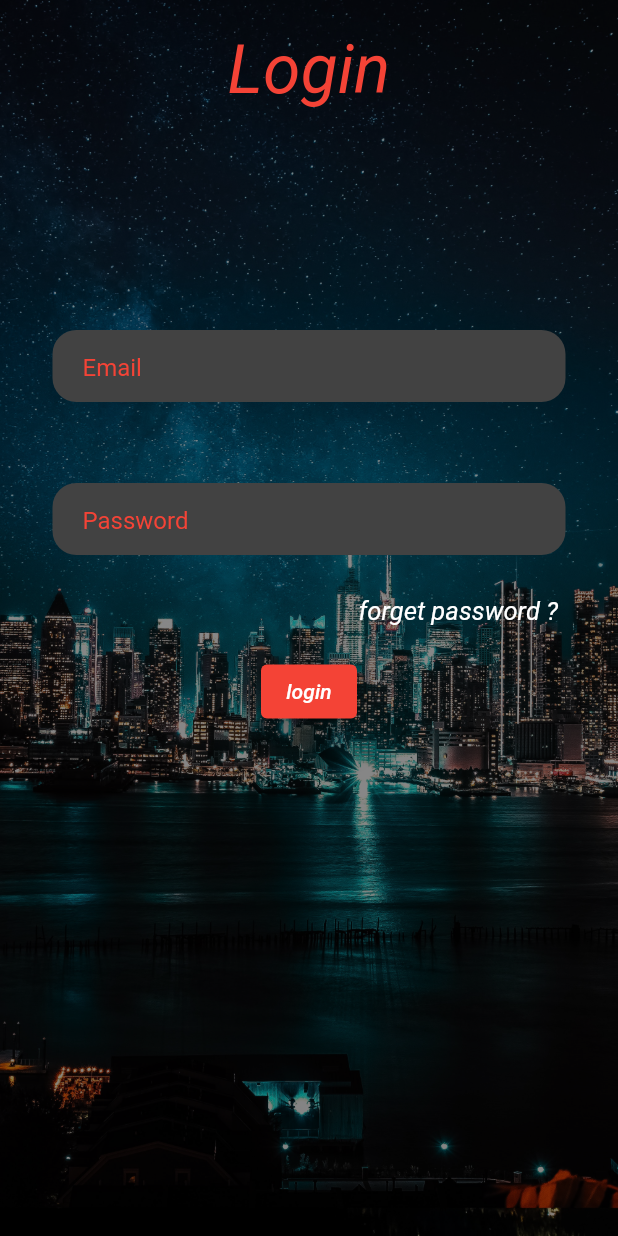
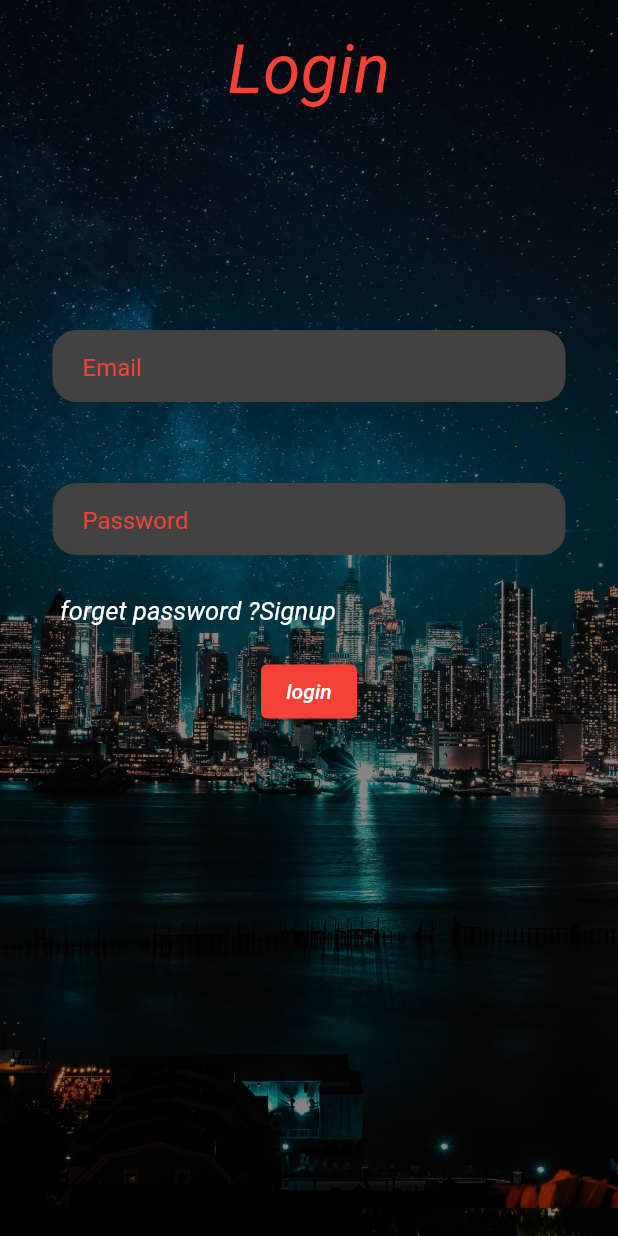
Before and after one commit to MohammadKherYadj/Flutter-Shop, a Flutter app: the Login screen opened by its route, on a phone screen of 412 x 824 dp. Run offline on Flutter 3.47's test engine with Material 2 defaults, Android fonts, the phone set to English and light mode, and no system bars.

Commit message:
waleed update

```diff
--- a/lib/auth/login.dart
+++ b/lib/auth/login.dart
@@ -58,8 +58,10 @@ class _LoginState extends State<Login> {
                           hint: "Password",
                         ),
 
+                        Row(
+                          children: [
                             Container(
-                          margin: EdgeInsets.only(right: 20),
+                              margin: EdgeInsets.only(left: 20),
                               child: Text(
                                 "forget password ?",
                                 style: TextStyle(
@@ -68,6 +70,42 @@ class _LoginState extends State<Login> {
                                     fontStyle: FontStyle.italic),
                               ),
                             ),
+                            Container(
+                              child: Row(
+                                children: [
+                                  InkWell(
+                                    child: const Text(
+                                      "Signup",
+                                      style: TextStyle(
+                                          fontStyle: FontStyle.italic,
+                                          fontSize: 17,
+                                          color: Colors.white),
+                                    ),
+                                    onTap: () {
+                                      Navigator.pushNamed(context, "Signup");
+                                    },
+                                  )
+                                ],
+                              ),
+                            ),
+                          ],
+                        ),
+                        // Row(
+                        //   children: [
+
+                        //     // Container(
+                        //     //   margin: EdgeInsets.only(right: 20),
+                        //     //   padding: EdgeInsets.only(right: 20),
+                        //     //   child: Text(
+                        //     //     "creat account",
+                        //     //     style: TextStyle(
+                        //     //         color: Colors.white,
+                        //     //         fontSize: 17,
+                        //     //         fontStyle: FontStyle.italic),
+                        //     //   ),
+                        //     // ),
+                        //   ],
+                        // ),
                       ],
                     ),
                     Column(
```
Lines whose indentation alone changed are shown as unchanged.
